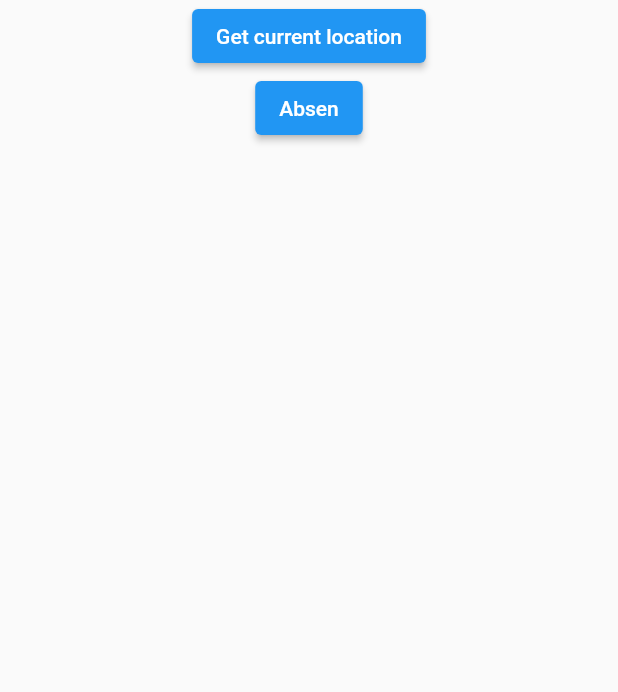
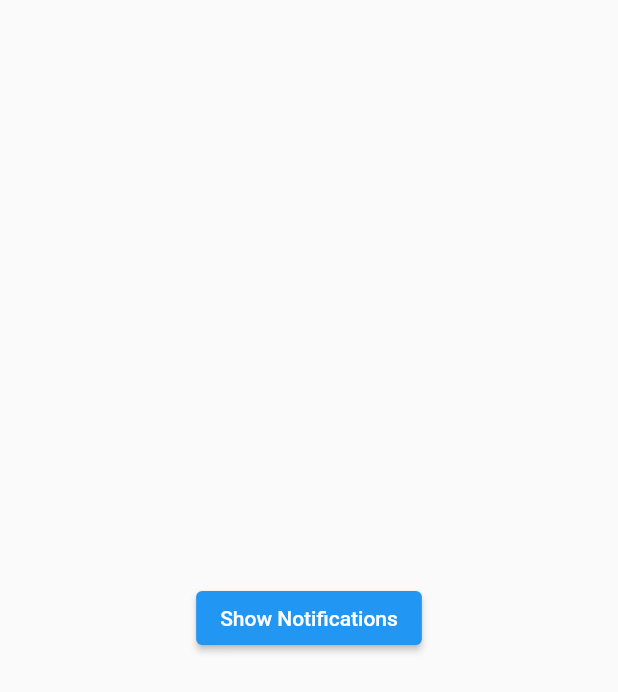
Before and after one commit to forezyy/EZYY-tespen_learn, a Flutter app: the screen it shows after launch, on a phone screen of 412 x 824 dp. Shown: the top 692 px of the screen. Run offline on Flutter 3.47's test engine with Material 2 defaults, Android fonts, the light colour scheme and no system bars; our stand-ins replace dio, equatable, flutter_bloc, flutter_local_notifications, flutter_svg, flutter_timezone and 7 more.

Commit message:
Adding notification

```diff
--- a/lib/main.dart
+++ b/lib/main.dart
@@ -7,9 +7,10 @@ import 'package:ezy_tespen_learn/screens/home_screen_with_api.dart';
 import 'package:ezy_tespen_learn/screens/location_screen.dart';
 import 'package:ezy_tespen_learn/screens/login_screen.dart';
 import 'package:ezy_tespen_learn/screens/login_screen_with_api.dart';
+import 'package:ezy_tespen_learn/screens/notification_screen.dart';
 import 'package:ezy_tespen_learn/screens/rest_api_screen.dart';
-import 'package:ezy_tespen_learn/screens/splash_screen.dart';
 import 'package:ezy_tespen_learn/screens/statefull_screen.dart';
+import 'package:ezy_tespen_learn/services/notification.dart';
 import 'package:flutter/material.dart';
 import 'package:flutter_bloc/flutter_bloc.dart';
 import 'package:get_storage/get_storage.dart';
@@ -18,6 +19,11 @@ import 'bloc/counter_bloc.dart';
 
 void main() async {
   await GetStorage.init();
+
+  WidgetsFlutterBinding.ensureInitialized();
+
+  await NotificationService.init();
+  await NotificationService.loadAllNotification();
 
   runApp(const MyApp());
 }
@@ -28,7 +34,7 @@ class MyApp extends StatelessWidget {
   // This widget is the root of your application.
   @override
   Widget build(BuildContext context) {
-    return locationScreen();
+    return notificationScreen();
   }
 
   restApiScreen() {
@@ -162,4 +168,15 @@ class MyApp extends StatelessWidget {
       debugShowCheckedModeBanner: false,
     );
   }
+
+  notificationScreen() {
+    return MaterialApp(
+      title: 'Flutter Demo',
+      theme: ThemeData(
+        primarySwatch: Colors.blue,
+      ),
+      home: const NotificationScreen(),
+      debugShowCheckedModeBanner: false,
+    );
+  }
 }
--- a/lib/screens/biometric_screen.dart
+++ b/lib/screens/biometric_screen.dart
@@ -1,8 +1,5 @@
 import 'package:ezy_tespen_learn/services/biometric.dart';
 import 'package:flutter/material.dart';
-import 'package:flutter/services.dart';
-import 'package:local_auth/local_auth.dart';
-import 'package:local_auth/error_codes.dart' as auth_error;
 
 class BiometricScreen extends StatelessWidget {
   BiometricScreen({super.key});
--- a/lib/screens/home_screen_with_api.dart
+++ b/lib/screens/home_screen_with_api.dart
@@ -1,9 +1,5 @@
 import 'package:ezy_tespen_learn/repositories/card_repository.dart';
-import 'package:ezy_tespen_learn/screens/login_screen_with_api.dart';
 import 'package:flutter/material.dart';
-import 'package:flutter_bloc/flutter_bloc.dart';
-
-import '../bloc/authentication_bloc.dart';
 import '../models/card_model.dart';
 
 class HomeScreenWithApi extends StatelessWidget {
--- /dev/null
+++ b/lib/screens/notification_screen.dart
@@ -0,0 +1,31 @@
+import 'package:ezy_tespen_learn/services/notification.dart';
+import 'package:flutter/material.dart';
+
+class NotificationScreen extends StatelessWidget {
+  const NotificationScreen({super.key});
+
+  @override
+  Widget build(BuildContext context) {
+    return Scaffold(
+      body: Center(
+          child: ElevatedButton(
+        child: Text("Show Notifications"),
+        onPressed: () {
+          // NotificationService.showNotificationWithNoTitle();
+
+          // NotificationService.showRepeatEveryWorkingDays(
+          //     id: id,
+          //     androidChannelId: "NOTIF_MASUK_KERJA",
+          //     androidChannelName: "NOTIF_MASUK_KERJA",
+          //     title: "Sudah saatnya masuk kerja",
+          //     body: "Jangan lupa TAP IN ya",
+          //     hour: 21,
+          //     minute: 41);
+
+          NotificationService.showNotification(
+              title: "Notif bang", body: "Ada pesan dari pak bambang");
+        },
+      )),
+    );
+  }
+}
--- /dev/null
+++ b/lib/services/notification.dart
@@ -0,0 +1,159 @@
+// lib/services/notification
+
+import 'dart:io';
+import 'package:flutter_timezone/flutter_timezone.dart';
+import 'package:timezone/data/latest_all.dart' as tz;
+import 'package:timezone/timezone.dart' as tz;
+import 'package:flutter_local_notifications/flutter_local_notifications.dart';
+import 'package:rxdart/subjects.dart';
+
+var id = 0;
+
+class NotificationService {
+  static late FlutterLocalNotificationsPlugin flutterLocalNotificationsPlugin;
+  static late InitializationSettings initializationSettings;
+  static BehaviorSubject<ReceivedNotification>
+      didReceiveLocalNotificationStream = BehaviorSubject();
+
+  static init() async {
+    await _configureLocalTimeZone();
+    flutterLocalNotificationsPlugin = FlutterLocalNotificationsPlugin();
+    if (Platform.isIOS) {
+      await _requireIOSPermission();
+    }
+
+    await _initializedPlatform();
+    await flutterLocalNotificationsPlugin.initialize(
+      initializationSettings,
+      onDidReceiveNotificationResponse: (details) {
+        print(details.id);
+      },
+    );
+  }
+
+  static _requireIOSPermission() async {
+    await flutterLocalNotificationsPlugin
+        .resolvePlatformSpecificImplementation<
+            IOSFlutterLocalNotificationsPlugin>()!
+        .requestPermissions(alert: true, badge: true, sound: true);
+  }
+
+  static _initializedPlatform() async {
+    var initAndroidSetting =
+        const AndroidInitializationSettings('app_notification_icon');
+    var initIOSSetting = DarwinInitializationSettings(
+      requestAlertPermission: true,
+      requestBadgePermission: true,
+      requestSoundPermission: true,
+      onDidReceiveLocalNotification: (id, title, body, payload) async {
+        didReceiveLocalNotificationStream.add(ReceivedNotification(
+            id: id, title: title, body: body, payload: payload));
+      },
+    );
+
+    initializationSettings = InitializationSettings(
+        android: initAndroidSetting, iOS: initIOSSetting);
+  }
+
+  static Future<void> showNotificationWithNoTitle() async {
+    var scheduledDate =
+        tz.TZDateTime.now(tz.local).add(const Duration(seconds: 10));
+
+    var notificationDetails = const NotificationDetails();
+    await flutterLocalNotificationsPlugin.zonedSchedule(id, 'scheduled title',
+        'scheduled body', scheduledDate, notificationDetails,
+        uiLocalNotificationDateInterpretation:
+            UILocalNotificationDateInterpretation.absoluteTime);
+  }
+
+  static showNotification({required String title, required String body}) async {
+    var notificationDetails = const NotificationDetails();
+    flutterLocalNotificationsPlugin.show(
+        id++, title, body, notificationDetails);
+  }
+
+  static showRepeatEveryWorkingDays({
+    required int id,
+    required String androidChannelId,
+    required String androidChannelName,
+    String? title,
+    String? body,
+    String? channelDescription,
+    int hour = 0,
+    int minute = 0,
+    int second = 0,
+  }) async {
+    await flutterLocalNotificationsPlugin.zonedSchedule(
+        id,
+        title,
+        body,
+        _nextWorkingDay(hour: hour, minute: minute, second: second),
+        NotificationDetails(
+          android: AndroidNotificationDetails(
+              androidChannelId, androidChannelName,
+              channelDescription: channelDescription),
+        ),
+        androidScheduleMode: AndroidScheduleMode.exactAllowWhileIdle,
+        uiLocalNotificationDateInterpretation:
+            UILocalNotificationDateInterpretation.absoluteTime,
+        matchDateTimeComponents: DateTimeComponents.dayOfWeekAndTime);
+  }
+
+  static _nextWorkingDay({
+    int hour = 0,
+    int minute = 0,
+    int second = 0,
+  }) {
+    final now = tz.TZDateTime.now(tz.local);
+    tz.TZDateTime scheduledDate = tz.TZDateTime(
+        tz.local, now.year, now.month, now.day, hour, minute, second);
+    if (scheduledDate.isBefore(now)) {
+      scheduledDate = scheduledDate.add(const Duration(days: 1));
+    }
+
+    while (scheduledDate.weekday == DateTime.sunday ||
+        scheduledDate.weekday == DateTime.saturday) {
+      scheduledDate = scheduledDate.add(const Duration(days: 1));
+    }
+    print(scheduledDate);
+    return scheduledDate;
+  }
+
+  static _configureLocalTimeZone() async {
+    tz.initializeTimeZones();
+    final String timezone = await FlutterTimezone.getLocalTimezone();
+    tz.setLocalLocation(tz.getLocation(timezone));
+  }
+
+  static loadAllNotification() async {
+    await showRepeatEveryWorkingDays(
+        id: 1,
+        androidChannelId: "NOTIF_MASUK_KERJA",
+        androidChannelName: "NOTIF_MASUK_KERJA",
+        title: "Sudah saatnya masuk kerja",
+        body: "Jangan lupa TAP IN ya",
+        hour: 8);
+
+    await showRepeatEveryWorkingDays(
+        id: 2,
+        androidChannelId: "NOTIF_MASUK_KERJA",
+        androidChannelName: "NOTIF_MASUK_KERJA",
+        title: "Sudah saatnya masuk kerja",
+        body: "Jangan lupa TAP IN ya",
+        hour: 17);
+  }
+}
+
+class ReceivedNotification {
+  ReceivedNotification({
+    required this.id,
+    required this.title,
+    required this.body,
+    required this.payload,
+  });
+
+  final int id;
+  final String? title;
+  final String? body;
+  final String? payload;
+}
--- a/pubspec.yaml
+++ b/pubspec.yaml
@@ -42,6 +42,11 @@ dependencies:
   local_auth: ^2.1.6
   geolocator: ^9.0.2
   geocoding: ^2.1.0
+
+  flutter_local_notifications: ^14.0.1
+  rxdart: ^0.27.7
+  timezone: ^0.9.2
+  flutter_timezone: ^1.0.6
 
 dev_dependencies:
   flutter_test:
```
Also changed, not shown: pubspec.lock, 9 other files.
